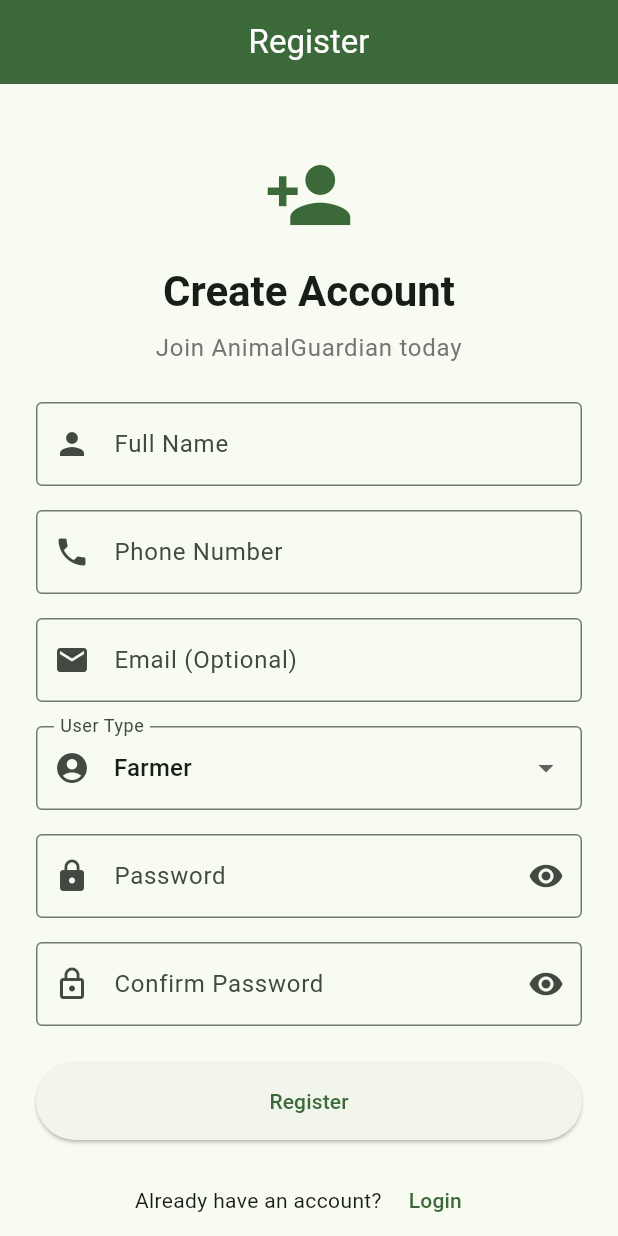
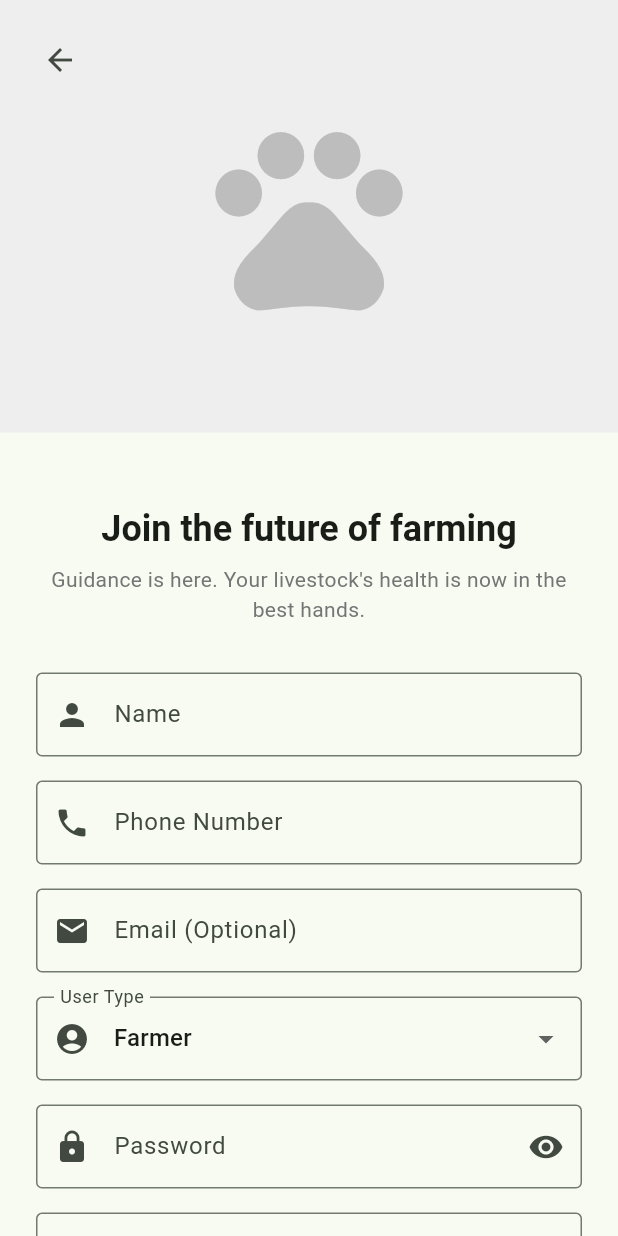
Before and after one commit to josephine324/AnimalGuardian, a Flutter app: the RegisterScreen screen opened by its route, on a phone screen of 412 x 824 dp. Run offline on Flutter 3.47's test engine with Material 3 defaults, Android fonts, the phone set to English and light mode, and no system bars; our stand-ins replace flutter_riverpod, flutter_secure_storage, go_router, image_picker; accounts and stored records are empty.

Commit message:
Update registration screen to match new UI/UX design with image section

```diff
--- a/frontend/lib/features/auth/presentation/screens/register_screen.dart
+++ b/frontend/lib/features/auth/presentation/screens/register_screen.dart
@@ -72,45 +72,69 @@
   @override
   Widget build(BuildContext context) {
     return Scaffold(
-      appBar: AppBar(
-        title: const Text('Register'),
-        backgroundColor: Theme.of(context).colorScheme.primary,
-        foregroundColor: Colors.white,
+      body: SafeArea(
+        child: SingleChildScrollView(
+          child: Column(
+            children: [
+              // Image section (top half)
+              Container(
+                height: MediaQuery.of(context).size.height * 0.35,
+                width: double.infinity,
+                decoration: BoxDecoration(
+                  color: Colors.grey[200],
                 ),
-      body: SingleChildScrollView(
+                child: Stack(
+                  children: [
+                    // Placeholder for farmer/cow image
+                    Center(
+                      child: Icon(
+                        Icons.pets,
+                        size: 150,
+                        color: Colors.grey[400],
+                      ),
+                    ),
+                    // Back button
+                    Positioned(
+                      top: 16,
+                      left: 16,
+                      child: IconButton(
+                        icon: const Icon(Icons.arrow_back),
+                        onPressed: () => context.go('/welcome'),
+                      ),
+                    ),
+                  ],
+                ),
+              ),
+              // Form section (bottom half)
+              Container(
                 padding: const EdgeInsets.all(24.0),
                 child: Form(
                   key: _formKey,
                   child: Column(
                     crossAxisAlignment: CrossAxisAlignment.stretch,
                     children: [
-              const SizedBox(height: 20),
-              Icon(
-                Icons.person_add,
-                size: 60,
-                color: Theme.of(context).colorScheme.primary,
-              ),
-              const SizedBox(height: 16),
+                      const SizedBox(height: 24),
                       Text(
-                'Create Account',
-                style: Theme.of(context).textTheme.headlineMedium?.copyWith(
+                        'Join the future of farming',
+                        style: Theme.of(context).textTheme.headlineSmall?.copyWith(
                               fontWeight: FontWeight.bold,
                             ),
                         textAlign: TextAlign.center,
                       ),
                       const SizedBox(height: 8),
                       Text(
-                'Join AnimalGuardian today',
-                style: Theme.of(context).textTheme.bodyLarge?.copyWith(
+                        'Guidance is here. Your livestock\'s health is now in the best hands.',
+                        style: Theme.of(context).textTheme.bodyMedium?.copyWith(
                               color: Colors.grey[600],
                             ),
                         textAlign: TextAlign.center,
                       ),
-              const SizedBox(height: 24),
+                      const SizedBox(height: 32),
                       TextFormField(
                         controller: _nameController,
                         decoration: const InputDecoration(
-                  labelText: 'Full Name',
+                          labelText: 'Name',
+                          hintText: 'Enter your name',
                           prefixIcon: Icon(Icons.person),
                           border: OutlineInputBorder(),
                         ),
@@ -126,6 +150,7 @@
                         controller: _phoneController,
                         decoration: const InputDecoration(
                           labelText: 'Phone Number',
+                          hintText: 'Enter your phone number',
                           prefixIcon: Icon(Icons.phone),
                           border: OutlineInputBorder(),
                         ),
@@ -142,6 +167,7 @@
                         controller: _emailController,
                         decoration: const InputDecoration(
                           labelText: 'Email (Optional)',
+                          hintText: 'Enter your email',
                           prefixIcon: Icon(Icons.email),
                           border: OutlineInputBorder(),
                         ),
@@ -196,6 +222,7 @@
                         controller: _passwordController,
                         decoration: InputDecoration(
                           labelText: 'Password',
+                          hintText: 'Enter your password',
                           prefixIcon: const Icon(Icons.lock),
                           suffixIcon: IconButton(
                             icon: Icon(
@@ -222,56 +249,46 @@
                       ),
                       const SizedBox(height: 16),
                       TextFormField(
-                controller: _confirmPasswordController,
-                decoration: InputDecoration(
-                  labelText: 'Confirm Password',
-                  prefixIcon: const Icon(Icons.lock_outline),
-                  suffixIcon: IconButton(
-                    icon: Icon(
-                      _obscureConfirmPassword ? Icons.visibility : Icons.visibility_off,
+                        controller: TextEditingController(), // Address field
+                        decoration: const InputDecoration(
+                          labelText: 'Address/Location',
+                          hintText: 'Enter your address',
+                          prefixIcon: Icon(Icons.location_on),
+                          suffixIcon: Icon(Icons.arrow_drop_down),
+                          border: OutlineInputBorder(),
                         ),
-                    onPressed: () {
-                      setState(() {
-                        _obscureConfirmPassword = !_obscureConfirmPassword;
-                      });
-                    },
                       ),
-                  border: const OutlineInputBorder(),
-                ),
-                obscureText: _obscureConfirmPassword,
-                validator: (value) {
-                  if (value == null || value.isEmpty) {
-                    return 'Please confirm your password';
-                  }
-                  return null;
-                },
-              ),
-              const SizedBox(height: 24),
+                      const SizedBox(height: 32),
                       ElevatedButton(
                         onPressed: _isLoading ? null : _handleRegister,
                         style: ElevatedButton.styleFrom(
+                          backgroundColor: Theme.of(context).colorScheme.primary,
+                          foregroundColor: Colors.white,
                           padding: const EdgeInsets.symmetric(vertical: 16),
+                          shape: RoundedRectangleBorder(
+                            borderRadius: BorderRadius.circular(8),
+                          ),
                         ),
                         child: _isLoading
                             ? const SizedBox(
                                 height: 20,
                                 width: 20,
-                        child: CircularProgressIndicator(strokeWidth: 2),
+                                child: CircularProgressIndicator(
+                                  strokeWidth: 2,
+                                  color: Colors.white,
+                                ),
                               )
-                    : const Text('Register'),
+                            : const Text(
+                                'Sign Up',
+                                style: TextStyle(
+                                  fontSize: 16,
+                                  fontWeight: FontWeight.bold,
                                 ),
-              const SizedBox(height: 16),
-              Row(
-                mainAxisAlignment: MainAxisAlignment.center,
-                children: [
-                  const Text('Already have an account? '),
-                  TextButton(
-                    onPressed: () {
-                      context.go('/login');
-                    },
-                    child: const Text('Login'),
+                              ),
                       ),
                     ],
+                  ),
+                ),
               ),
             ],
           ),
```
Also changed, not shown: frontend/agrologo.png (added). Lines whose indentation alone changed are shown as unchanged.
